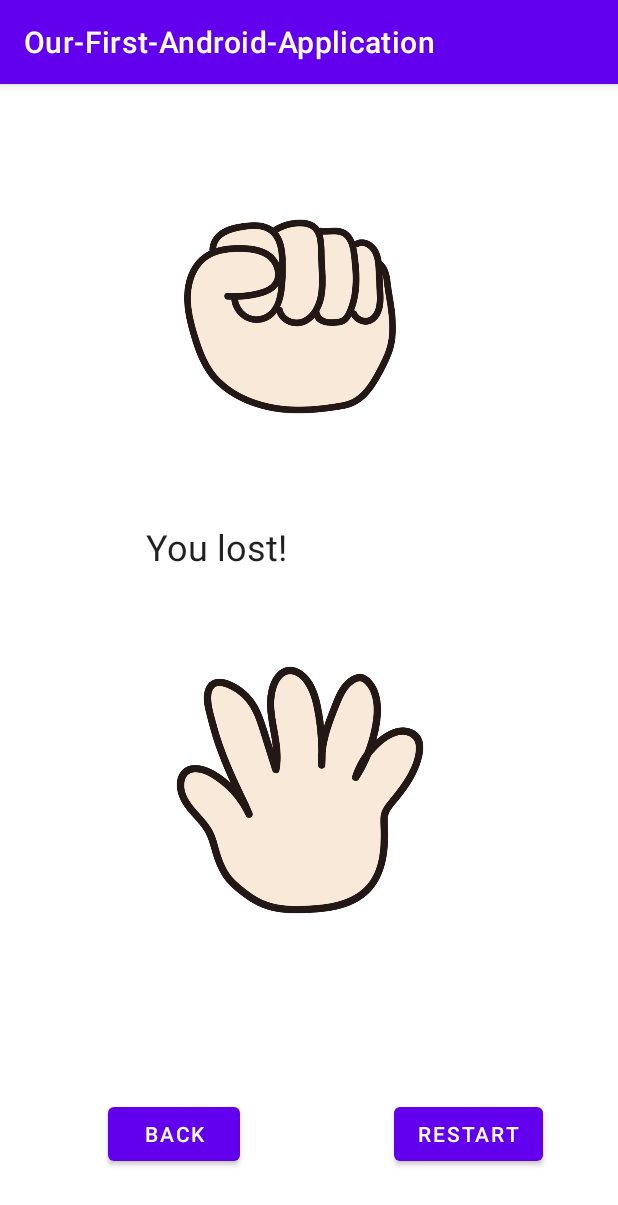
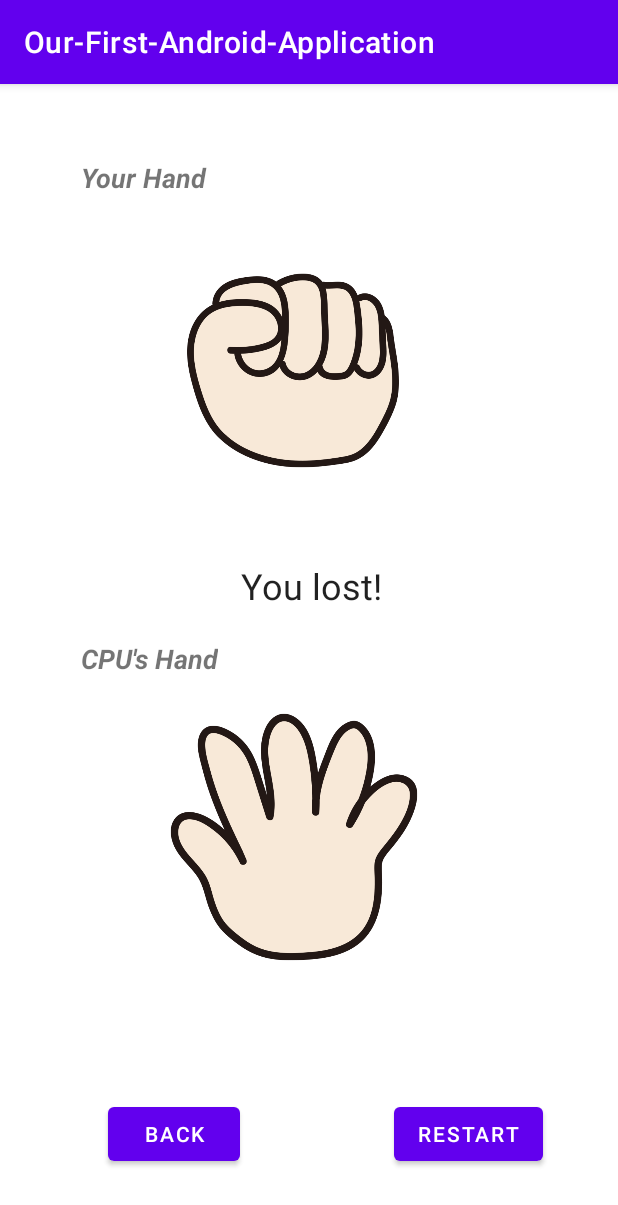
Before and after one commit to haseakito/Rock_Scissors_Papers_Game, an Android app: the SoloGameResult screen opened directly, with no data from a screen before it, on a phone screen of 412 x 824 dp. Shown: the top 1205 px of the screen. Run offline under Robolectric (Android 15) with nearby library versions, the phone set to English and light mode, and no system bars.

Commit message:
Add label to solo_game_result.xml Add comments

```diff
--- a/app/src/main/java/com/example/our_first_android_application/SoloGame.java
+++ b/app/src/main/java/com/example/our_first_android_application/SoloGame.java
@@ -30,7 +30,10 @@ public class SoloGame extends AppCompatActivity implements View.OnClickListener
     @Override
     public void onClick(View view) {
         Intent intent = new Intent(this, SoloGameResult.class);
+
+        // put additional information to the Intent
         intent.putExtra("MY_HAND", view.getId());
+
         startActivity(intent);
     }
 }
--- a/app/src/main/java/com/example/our_first_android_application/SoloGameResult.java
+++ b/app/src/main/java/com/example/our_first_android_application/SoloGameResult.java
@@ -24,11 +24,15 @@ public class SoloGameResult extends AppCompatActivity implements View.OnClickLis
 
         setContentView(R.layout.solo_game_result);
 
+        // extract the additional information added in the SoloGame.java
+        // this id tells what button was pushed by the player
         int id = getIntent().getIntExtra("MY_HAND", 0);
+
 
         ImageView myHandImage = findViewById(R.id.myHandImage);
         int myHand = 0;
 
+        // based on the player's choice, decide on which pictures or images to display
         switch (id) {
             case R.id.rock:
                 myHandImage.setImageResource(R.drawable.rock);
--- a/app/src/main/res/layout/solo_game_result.xml
+++ b/app/src/main/res/layout/solo_game_result.xml
@@ -23,13 +23,15 @@
         android:id="@+id/myHandImage"
         android:layout_width="217dp"
         android:layout_height="192dp"
-        android:layout_marginTop="35dp"
+        android:layout_marginBottom="20dp"
         android:contentDescription="@string/my_hand"
         android:scaleType="fitStart"
         app:layout_constraintBottom_toTopOf="@+id/solo_game_result"
         app:layout_constraintEnd_toEndOf="parent"
+        app:layout_constraintHorizontal_bias="0.51"
         app:layout_constraintStart_toStartOf="parent"
         app:layout_constraintTop_toTopOf="parent"
+        app:layout_constraintVertical_bias="0.856"
         app:srcCompat="@drawable/rock" />
 
     <ImageView
@@ -41,25 +43,23 @@
         android:scaleType="fitStart"
         app:layout_constraintBottom_toBottomOf="parent"
         app:layout_constraintEnd_toEndOf="parent"
-        app:layout_constraintHorizontal_bias="0.517"
+        app:layout_constraintHorizontal_bias="0.497"
         app:layout_constraintStart_toStartOf="parent"
         app:layout_constraintTop_toBottomOf="@+id/myHandImage"
-        app:layout_constraintVertical_bias="0.12"
+        app:layout_constraintVertical_bias="0.118"
         app:srcCompat="@drawable/rock" />
 
     <TextView
         android:id="@+id/solo_game_result"
         android:layout_width="218dp"
         android:layout_height="37dp"
-        android:layout_marginTop="25dp"
-        android:layout_marginBottom="25dp"
+        android:layout_marginBottom="50dp"
         android:textAppearance="@style/TextAppearance.AppCompat.Large"
         android:textSize="24sp"
         app:layout_constraintBottom_toTopOf="@+id/computerHandImage"
         app:layout_constraintEnd_toEndOf="parent"
-        app:layout_constraintHorizontal_bias="0.502"
-        app:layout_constraintStart_toStartOf="parent"
-        app:layout_constraintTop_toBottomOf="@+id/myHandImage" />
+        app:layout_constraintHorizontal_bias="0.829"
+        app:layout_constraintStart_toStartOf="parent" />
 
     <Button
         android:id="@+id/Button_to_another_game"
@@ -74,4 +74,36 @@
         app:layout_constraintStart_toEndOf="@+id/Button_to_menu"
         app:layout_constraintTop_toBottomOf="@+id/computerHandImage"
         app:layout_constraintVertical_bias="1.0" />
+
+    <TextView
+        android:id="@+id/player_hand"
+        android:layout_width="wrap_content"
+        android:layout_height="wrap_content"
+        android:layout_marginStart="54dp"
+        android:layout_marginEnd="275dp"
+        android:text="@string/player_hand"
+        android:textSize="18sp"
+        android:textStyle="bold|italic"
+        app:layout_constraintBottom_toBottomOf="parent"
+        app:layout_constraintEnd_toEndOf="parent"
+        app:layout_constraintHorizontal_bias="0.0"
+        app:layout_constraintStart_toStartOf="parent"
+        app:layout_constraintTop_toTopOf="parent"
+        app:layout_constraintVertical_bias="0.067" />
+
+    <TextView
+        android:id="@+id/cmp_hand"
+        android:layout_width="wrap_content"
+        android:layout_height="wrap_content"
+        android:layout_marginStart="54dp"
+        android:layout_marginEnd="267dp"
+        android:text="@string/cmp_hand"
+        android:textSize="18sp"
+        android:textStyle="bold|italic"
+        app:layout_constraintBottom_toBottomOf="parent"
+        app:layout_constraintEnd_toEndOf="parent"
+        app:layout_constraintHorizontal_bias="0.0"
+        app:layout_constraintStart_toStartOf="parent"
+        app:layout_constraintTop_toTopOf="parent"
+        app:layout_constraintVertical_bias="0.499" />
 </androidx.constraintlayout.widget.ConstraintLayout>
--- a/app/src/main/res/values/strings.xml
+++ b/app/src/main/res/values/strings.xml
@@ -15,4 +15,6 @@
     <string name="button_to_description">Description</string>
     <string name="button_to_back">Back</string>
     <string name="button_to_another_game">Restart</string>
+    <string name="player_hand">Your Hand</string>
+    <string name="cmp_hand">CPU\'s Hand</string>
 </resources>
```
Also changed, not shown: app/src/main/java/com/example/our_first_android_application/Menu.java (+7 -0 lines).
